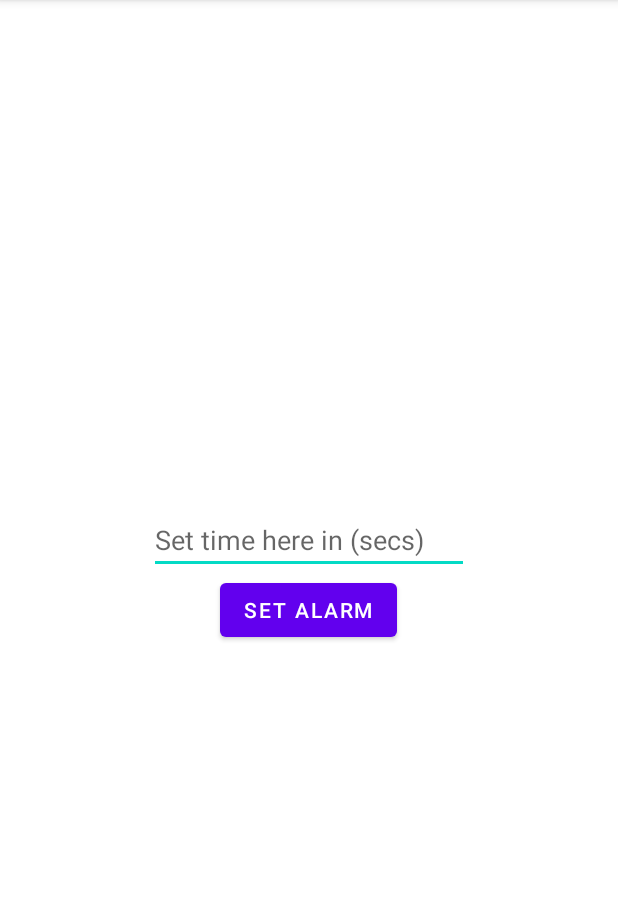
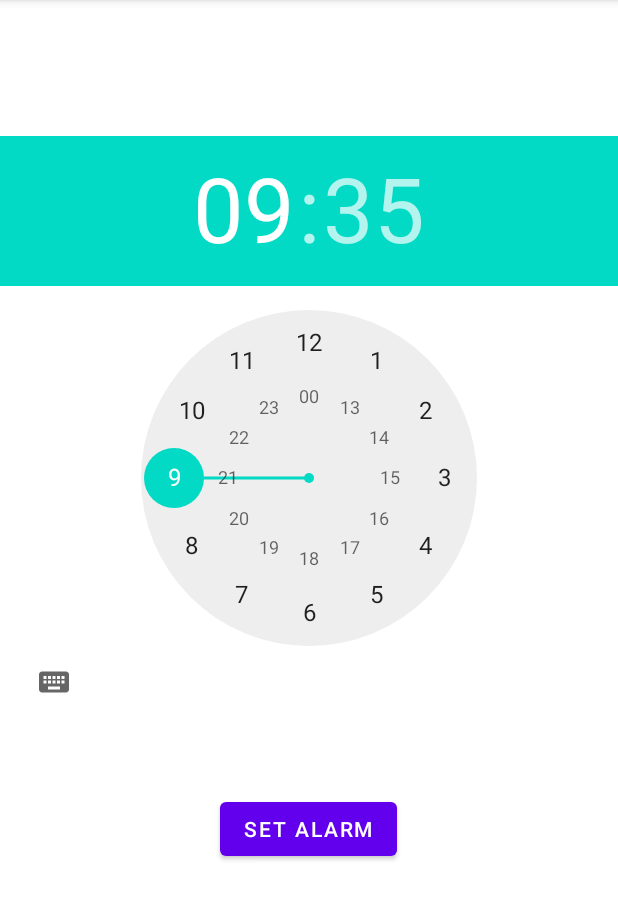
Before and after one commit to MedAmine1212/smartAlarm, an Android app: the screen it shows after launch (SetAlarm), after a tap on an icon or button, on a phone screen of 412 x 824 dp, the part 84-1004 px from its top. Run offline under Robolectric (Android 15) with nearby library versions, the phone set to English and light mode, and no system bars; our stand-ins replace Room's generated code, navigation-ui.

Commit message:
setAlarm clock and show alarm time

```diff
--- a/app/src/main/java/com/example/smartalarm/AlarmDAO.java
+++ b/app/src/main/java/com/example/smartalarm/AlarmDAO.java
@@ -24,4 +24,8 @@ public interface AlarmDAO {
 
     @Delete
     void deleteAlarm(Alarm alarm);
+
+
+    @Query("delete from alarm")
+    Integer deleteAll();
 }
--- a/app/src/main/java/com/example/smartalarm/CustomBaseAdapter.java
+++ b/app/src/main/java/com/example/smartalarm/CustomBaseAdapter.java
@@ -40,7 +40,7 @@ public class CustomBaseAdapter extends BaseAdapter {
     public View getView(int position, View convertView, ViewGroup parent) {
         convertView = inflater.inflate(R.layout.activity_alarms_list, null);
         TextView txtView = (TextView)convertView.findViewById(R.id.alarmTime);
-        txtView.setText(Integer.toString(alarmList.get(position).time));
+        txtView.setText(alarmList.get(position).timeString);
         return convertView;
     }
 }
--- a/app/src/main/res/layout/activity_alarms_list.xml
+++ b/app/src/main/res/layout/activity_alarms_list.xml
@@ -16,11 +16,13 @@
         android:layout_width="280dp"
         android:layout_height="50dp"
         android:gravity="start"
+        android:textSize="30sp"
         android:text="" />
 
     <Switch
         android:id="@+id/onOffSwitch"
         android:layout_width="0dp"
+        android:textOn="@string/active"
         android:layout_height="49dp"
         android:layout_weight="1"
         android:gravity="end"
--- a/app/src/main/res/layout/activity_set_alarm.xml
+++ b/app/src/main/res/layout/activity_set_alarm.xml
@@ -1,27 +1,29 @@
 <?xml version="1.0" encoding="utf-8"?>
-<androidx.constraintlayout.widget.ConstraintLayout xmlns:android="http://schemas.android.com/apk/res/android"
-    xmlns:app="http://schemas.android.com/apk/res-auto"
-    xmlns:tools="http://schemas.android.com/tools"
-    android:layout_width="match_parent"
-    android:layout_height="match_parent"
-    tools:context=".SetAlarm">
 
     <LinearLayout
+        xmlns:android="http://schemas.android.com/apk/res/android"
+        xmlns:app="http://schemas.android.com/apk/res-auto"
+        xmlns:tools="http://schemas.android.com/tools"
         android:layout_width="match_parent"
         android:layout_height="match_parent"
+        android:layout_marginTop="-100dp"
+        tools:context=".SetAlarm"
         android:gravity="center"
-        android:orientation="vertical">
-        <EditText
-            android:layout_width="wrap_content"
-            android:layout_height="wrap_content"
-            android:id="@+id/edtTime"
-            android:ems="10"
-            android:inputType="number"
-            android:hint="@string/set_time_here_in_secs"/>
+        android:orientation="vertical"
+        tools:ignore="UseSwitchCompatOrMaterialXml">
+
+    <TimePicker
+        android:id="@+id/edtTime"
+
+        android:layout_width="wrap_content"
+        android:layout_height="wrap_content"
+        android:hint="@string/set_time_here_in_secs" />
+
         <Button
+            android:layout_marginTop="50dp"
             android:layout_width="wrap_content"
             android:layout_height="wrap_content"
             android:id="@+id/btnSet"
             android:text="@string/set_alarm"/>
+
     </LinearLayout>
-</androidx.constraintlayout.widget.ConstraintLayout>
--- a/app/src/main/res/values/strings.xml
+++ b/app/src/main/res/values/strings.xml
@@ -12,4 +12,5 @@
     <string name="menu_slideshow">Slideshow</string>
     <string name="set_time_here_in_secs">Set time here in (secs)</string>
     <string name="set_alarm">Set alarm</string>
+    <string name="active">Active</string>
 </resources>
```
Also changed, not shown: app/src/main/java/com/example/smartalarm/Alarm.java (+5 -2 lines), app/src/main/java/com/example/smartalarm/MyReciever.java (+15 -1 lines), app/src/main/java/com/example/smartalarm/SetAlarm.java (+20 -5 lines).
